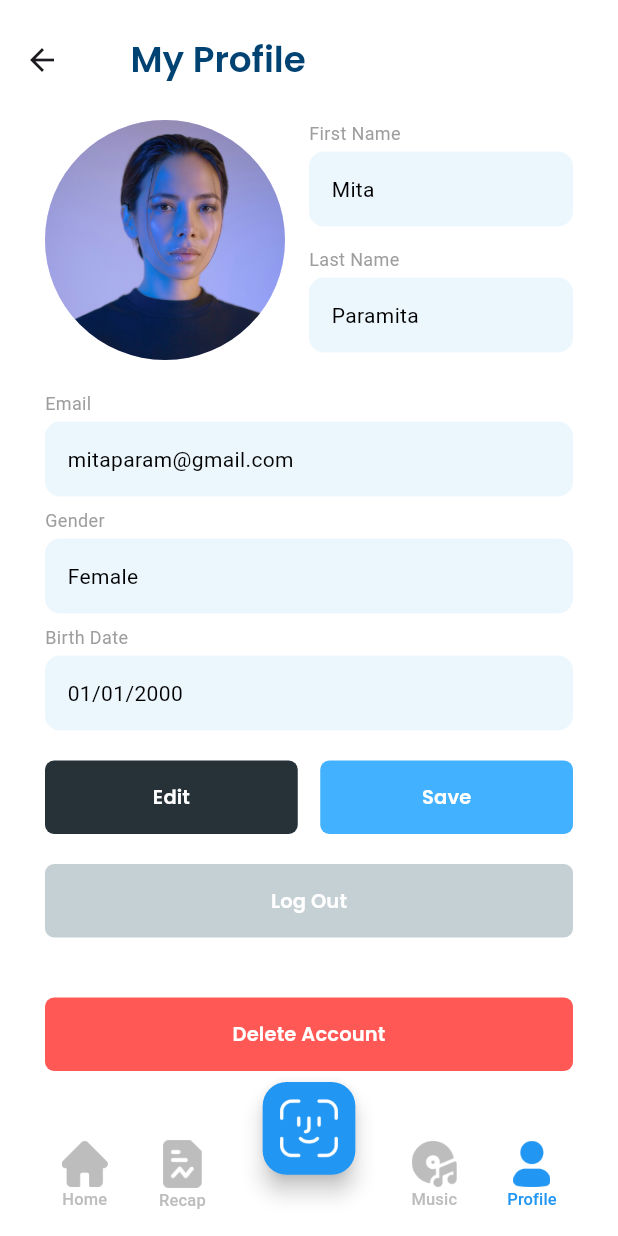
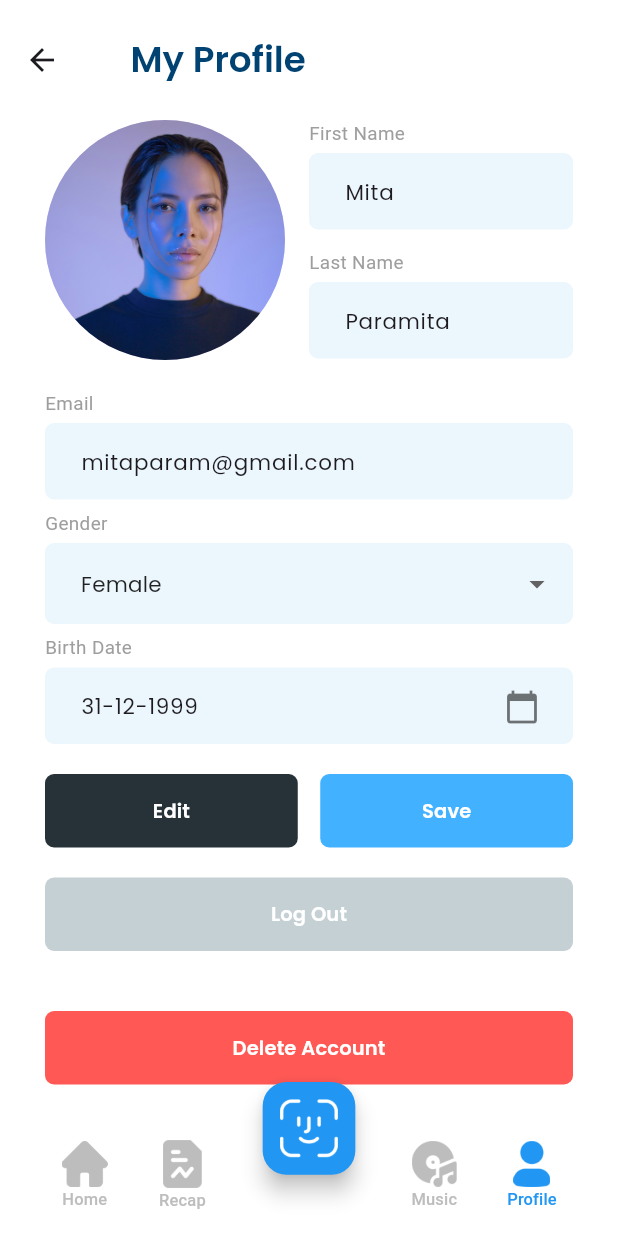
Before and after one commit to daffayudisaa/moodify_mobile, a Flutter app: the Navbar screen opened by its route, item 4 of the bottom bar chosen, on a phone screen of 412 x 824 dp. Run offline on Flutter 3.47's test engine with Material 3 defaults, Android fonts, the phone set to English and light mode, and no system bars; our stand-ins replace bloc, camera, equatable, flutter_bloc, hugeicons, pie_chart.

Commit message:
feat: profile page functionality enhancment

```diff
--- a/lib/bloc/profile/profile_bloc.dart
+++ b/lib/bloc/profile/profile_bloc.dart
@@ -7,12 +7,12 @@ class ProfileBloc extends Bloc<ProfileEvent, ProfileState> {
     // Register event handlers
     on<LoadProfileEvent>((event, emit) async {
       // Simulasi pengambilan data dari API atau database
-      emit(const ProfileLoadedState(
+      emit(ProfileLoadedState(
         firstName: 'Mita',
         lastName: 'Paramita',
         email: 'mitaparam@gmail.com',
         gender: 'Female',
-        birthDate: '01/01/2000',
+        birthDate: DateTime(1999, 12, 31),
       ));
     });
 
--- a/lib/bloc/profile/profile_event.dart
+++ b/lib/bloc/profile/profile_event.dart
@@ -14,7 +14,7 @@ class UpdateProfileEvent extends ProfileEvent {
   final String lastName;
   final String email;
   final String gender;
-  final String birthDate;
+  final DateTime birthDate;
 
   const UpdateProfileEvent({
     required this.firstName,
--- a/lib/bloc/profile/profile_state.dart
+++ b/lib/bloc/profile/profile_state.dart
@@ -14,7 +14,7 @@ class ProfileLoadedState extends ProfileState {
   final String lastName;
   final String email;
   final String gender;
-  final String birthDate;
+  final DateTime birthDate;
 
   const ProfileLoadedState({
     required this.firstName,
--- a/lib/pages/auth/sign_up.dart
+++ b/lib/pages/auth/sign_up.dart
@@ -109,7 +109,7 @@ class SignUpPage extends StatelessWidget {
                   ],
                 ),
                 const SizedBox(height: 20),
-                const DropdownDynammic(
+                const DropdownDynamic(
                     items: ['Male', 'Female', 'Privacy'], text: 'Gender'),
                 const SizedBox(height: 20),
                 const DateOfBirthInput(),
--- a/lib/pages/profile.dart
+++ b/lib/pages/profile.dart
@@ -1,11 +1,16 @@
+import 'package:flutter/gestures.dart';
 import 'package:flutter/material.dart';
-import 'package:flutter/gestures.dart';
 import 'package:flutter_bloc/flutter_bloc.dart';
-import 'package:moodify_mobile/pages/change_password.dart';
+import 'package:intl/intl.dart';
 import 'package:moodify_mobile/bloc/profile/profile_bloc.dart';
 import 'package:moodify_mobile/bloc/profile/profile_state.dart';
-import 'package:moodify_mobile/bloc/profile/profile_event.dart';
+import 'package:moodify_mobile/pages/change_password.dart';
+import 'package:moodify_mobile/widgets/form/dateofbirth_picker.dart';
+import 'package:moodify_mobile/widgets/form/dropdown_dynamic.dart';
+import 'package:moodify_mobile/widgets/form/text_field.dart';
 import 'package:moodify_mobile/widgets/buttons/button.dart';
+
+import '../bloc/profile/profile_event.dart';
 
 class ProfilePage extends StatelessWidget {
   const ProfilePage({Key? key}) : super(key: key);
@@ -23,8 +28,7 @@ class ProfilePage extends StatelessWidget {
     double titleFontSize = 14 * multiplier;
 
     return BlocProvider(
-      create: (context) => ProfileBloc()
-        ..add(LoadProfileEvent()), // Dispatch the LoadProfileEvent
+      create: (context) => ProfileBloc()..add(LoadProfileEvent()),
       child: Scaffold(
         backgroundColor: Colors.white,
         body: SafeArea(
@@ -37,13 +41,6 @@ class ProfilePage extends StatelessWidget {
                 toolbarHeight: 80,
                 title: Padding(
                   padding: const EdgeInsets.symmetric(horizontal: 15),
-                  child: Row(
-                    mainAxisAlignment: MainAxisAlignment.start,
-                    children: [
-                      Column(
-                        crossAxisAlignment: CrossAxisAlignment.start,
-                        children: [
-                          Container(
                   child: Text(
                     "My Profile",
                     style: TextStyle(
@@ -54,16 +51,25 @@ class ProfilePage extends StatelessWidget {
                     ),
                   ),
                 ),
-                        ],
-                      ),
-                    ],
-                  ),
-                ),
               ),
             ],
             body: BlocBuilder<ProfileBloc, ProfileState>(
               builder: (context, state) {
                 if (state is ProfileLoadedState) {
+                  String birthDateString =
+                      DateFormat('dd-MM-yyyy').format(state.birthDate);
+
+                  final firstNameController =
+                      TextEditingController(text: state.firstName);
+                  final lastNameController =
+                      TextEditingController(text: state.lastName);
+                  final emailController =
+                      TextEditingController(text: state.email);
+                  final genderController =
+                      TextEditingController(text: state.gender);
+                  final birthDateController =
+                      TextEditingController(text: birthDateString);
+
                   return SingleChildScrollView(
                     child: Padding(
                       padding: const EdgeInsets.symmetric(horizontal: 30.0),
@@ -83,134 +89,68 @@ class ProfilePage extends StatelessWidget {
                                 child: Column(
                                   crossAxisAlignment: CrossAxisAlignment.start,
                                   children: [
-                                    const Text(
+                                    Text(
                                       "First Name",
                                       style: TextStyle(
-                                        fontSize: 12,
+                                        fontSize: titleFontSize * 0.9,
                                         color: Colors.grey,
                                       ),
                                     ),
                                     const SizedBox(height: 4),
-                                    Container(
-                                      padding: const EdgeInsets.all(15.0),
-                                      decoration: BoxDecoration(
-                                        color:
-                                            Color(0xFFA0D3F5).withOpacity(0.2),
-                                        borderRadius:
-                                            BorderRadius.circular(10.0),
-                                      ),
-                                      alignment: Alignment.centerLeft,
-                                      child: Text(
-                                        state.firstName,
-                                        style: const TextStyle(
-                                          color: Colors.black,
-                                        ),
-                                        textAlign: TextAlign.left,
-                                      ),
-                                    ),
+                                    CustomTextField(
+                                        hintText: 'First Name',
+                                        controller: firstNameController),
                                     const SizedBox(height: 13),
-                                    const Text(
+                                    Text(
                                       "Last Name",
                                       style: TextStyle(
-                                        fontSize: 12,
+                                        fontSize: titleFontSize * 0.9,
                                         color: Colors.grey,
                                       ),
                                     ),
                                     const SizedBox(height: 4),
-                                    Container(
-                                      padding: const EdgeInsets.all(15.0),
-                                      decoration: BoxDecoration(
-                                        color:
-                                            Color(0xFFA0D3F5).withOpacity(0.2),
-                                        borderRadius:
-                                            BorderRadius.circular(10.0),
-                                      ),
-                                      alignment: Alignment.centerLeft,
-                                      child: Text(
-                                        state.lastName,
-                                        style: const TextStyle(
-                                          color: Colors.black,
-                                        ),
-                                        textAlign: TextAlign.left,
-                                      ),
-                                    ),
+                                    CustomTextField(
+                                        hintText: 'Last Name',
+                                        controller: lastNameController),
                                   ],
                                 ),
                               ),
                             ],
                           ),
                           const SizedBox(height: 20),
-                          const Text(
+                          Text(
                             "Email",
                             style: TextStyle(
-                              fontSize: 12,
+                              fontSize: titleFontSize * 0.9,
                               color: Colors.grey,
                             ),
                           ),
                           const SizedBox(height: 4),
-                          Container(
-                            padding: const EdgeInsets.all(15.0),
-                            decoration: BoxDecoration(
-                              color: Color(0xFFA0D3F5).withOpacity(0.2),
-                              borderRadius: BorderRadius.circular(10.0),
-                            ),
-                            alignment: Alignment.centerLeft,
-                            child: Text(
-                              state.email,
-                              style: const TextStyle(
-                                color: Colors.black,
-                              ),
-                              textAlign: TextAlign.left,
-                            ),
-                          ),
+                          CustomTextField(
+                              hintText: 'Email', controller: emailController),
                           const SizedBox(height: 7),
-                          const Text(
+                          Text(
                             "Gender",
                             style: TextStyle(
-                              fontSize: 12,
+                              fontSize: titleFontSize * 0.9,
                               color: Colors.grey,
                             ),
                           ),
                           const SizedBox(height: 4),
-                          Container(
-                            padding: const EdgeInsets.all(15.0),
-                            decoration: BoxDecoration(
-                              color: Color(0xFFA0D3F5).withOpacity(0.2),
-                              borderRadius: BorderRadius.circular(10.0),
-                            ),
-                            alignment: Alignment.centerLeft,
-                            child: Text(
-                              state.gender,
-                              style: const TextStyle(
-                                color: Colors.black,
-                              ),
-                              textAlign: TextAlign.left,
-                            ),
-                          ),
+                          DropdownDynamic(
+                              initialValue: genderController.text,
+                              items: const ['Male', 'Female', 'Privacy'],
+                              text: 'Gender'),
                           const SizedBox(height: 7),
-                          const Text(
+                          Text(
                             "Birth Date",
                             style: TextStyle(
-                              fontSize: 12,
+                              fontSize: titleFontSize * 0.9,
                               color: Colors.grey,
                             ),
                           ),
                           const SizedBox(height: 4),
-                          Container(
-                            padding: const EdgeInsets.all(15.0),
-                            decoration: BoxDecoration(
-                              color: Color(0xFFA0D3F5).withOpacity(0.2),
-                              borderRadius: BorderRadius.circular(10.0),
-                            ),
-                            alignment: Alignment.centerLeft,
-                            child: Text(
-                              state.birthDate,
-                              style: const TextStyle(
-                                color: Colors.black,
-                              ),
-                              textAlign: TextAlign.left,
-                            ),
-                          ),
+                          DateOfBirthInput(controller: birthDateController),
                           const SizedBox(height: 20),
                           const Row(
                             children: [
@@ -283,7 +223,6 @@ class ProfilePage extends StatelessWidget {
                                         fontSize: titleFontSize * 0.85),
                                     recognizer: TapGestureRecognizer()
                                       ..onTap = () {
-                                        // Arahkan ke halaman ChangePasswordPage
                                         Navigator.push(
                                           context,
                                           MaterialPageRoute(
@@ -303,9 +242,9 @@ class ProfilePage extends StatelessWidget {
                     ),
                   );
                 } else if (state is ProfileInitialState) {
-                  return Center(child: CircularProgressIndicator());
+                  return const Center(child: CircularProgressIndicator());
                 } else {
-                  return Center(child: Text('Failed to load profile'));
+                  return const Center(child: Text('Failed to load profile'));
                 }
               },
             ),
--- a/lib/widgets/form/dateofbirth_picker.dart
+++ b/lib/widgets/form/dateofbirth_picker.dart
@@ -1,14 +1,31 @@
 import 'package:flutter/material.dart';
 
 class DateOfBirthInput extends StatefulWidget {
-  const DateOfBirthInput({super.key});
+  final TextEditingController? controller;
+
+  const DateOfBirthInput({Key? key, this.controller}) : super(key: key);
 
   @override
   _DateOfBirthInputState createState() => _DateOfBirthInputState();
 }
 
 class _DateOfBirthInputState extends State<DateOfBirthInput> {
-  TextEditingController dateController = TextEditingController();
+  late TextEditingController _dateController;
+
+  @override
+  void initState() {
+    super.initState();
+
+    _dateController = widget.controller ?? TextEditingController();
+  }
+
+  @override
+  void dispose() {
+    if (widget.controller == null) {
+      _dateController.dispose();
+    }
+    super.dispose();
+  }
 
   void _selectDate(BuildContext context) async {
     final DateTime? pickedDate = await showDatePicker(
@@ -21,7 +38,9 @@ class _DateOfBirthInputState extends State<DateOfBirthInput> {
           data: ThemeData.light().copyWith(
             primaryColor: Colors.blue,
             colorScheme: const ColorScheme.light(
-                primary: Colors.blue, secondary: Colors.blue),
+              primary: Colors.blue,
+              secondary: Colors.blue,
+            ),
             buttonTheme:
                 const ButtonThemeData(textTheme: ButtonTextTheme.primary),
             dialogBackgroundColor: Colors.white,
@@ -32,7 +51,7 @@ class _DateOfBirthInputState extends State<DateOfBirthInput> {
     );
     if (pickedDate != null) {
       setState(() {
-        dateController.text =
+        _dateController.text =
             "${pickedDate.day.toString().padLeft(2, '0')}-${pickedDate.month.toString().padLeft(2, '0')}-${pickedDate.year}";
       });
     }
@@ -45,7 +64,7 @@ class _DateOfBirthInputState extends State<DateOfBirthInput> {
         Expanded(
           child: DateCustomField(
             hintText: 'Birth Date',
-            controller: dateController,
+            controller: _dateController,
             keyboardType: TextInputType.datetime,
             readOnly: true,
             onTap: () => _selectDate(context),
@@ -96,7 +115,7 @@ class DateCustomField extends StatelessWidget {
           onTap: onTap,
           style: TextStyle(
             fontFamily: 'Poppins',
-            fontSize: fontSize,
+            fontSize: fontSize * 1.1,
           ),
           decoration: InputDecoration(
             hintText: hintText,
--- a/lib/widgets/form/dropdown_dynamic.dart
+++ b/lib/widgets/form/dropdown_dynamic.dart
@@ -1,17 +1,29 @@
 import 'package:flutter/material.dart';
 
-class DropdownDynammic extends StatefulWidget {
+class DropdownDynamic extends StatefulWidget {
   final String text;
   final List<String> items;
+  final String? initialValue; // Menambahkan parameter untuk nilai awal
 
-  const DropdownDynammic({super.key, required this.items, required this.text});
+  const DropdownDynamic({
+    super.key,
+    required this.items,
+    required this.text,
+    this.initialValue, // Inisialisasi nilai awal opsional
+  });
 
   @override
-  State<DropdownDynammic> createState() => _DropdownDynammicState();
+  State<DropdownDynamic> createState() => _DropdownDynamicState();
 }
 
-class _DropdownDynammicState extends State<DropdownDynammic> {
+class _DropdownDynamicState extends State<DropdownDynamic> {
   String? selectedValue;
+
+  @override
+  void initState() {
+    super.initState();
+    selectedValue = widget.initialValue; // Mengatur nilai awal
+  }
 
   @override
   Widget build(BuildContext context) {
@@ -26,7 +38,7 @@ class _DropdownDynammicState extends State<DropdownDynammic> {
     double fontSize = 13 * multiplier;
 
     return DropdownButtonFormField<String>(
-      value: selectedValue,
+      value: selectedValue, // Menampilkan nilai awal jika ada
       dropdownColor: Colors.white,
       isExpanded: true,
       decoration: InputDecoration(
@@ -64,6 +76,7 @@ class _DropdownDynammicState extends State<DropdownDynammic> {
           style: TextStyle(
             fontFamily: 'Poppins',
             fontSize: fontSize * 0.9,
+            fontWeight: FontWeight.w500,
             color: Colors.black54,
           ),
         ),
@@ -75,7 +88,8 @@ class _DropdownDynammicState extends State<DropdownDynammic> {
             item,
             style: TextStyle(
               fontFamily: 'Poppins',
-              fontSize: fontSize,
+              fontWeight: FontWeight.w400,
+              fontSize: fontSize * 1.1,
               color: Colors.black87,
             ),
           ),
--- a/lib/widgets/form/text_field.dart
+++ b/lib/widgets/form/text_field.dart
@@ -3,11 +3,13 @@ import 'package:flutter/material.dart';
 class CustomTextField extends StatelessWidget {
   final String hintText;
   final bool obscureText;
+  final TextEditingController? controller;
 
   const CustomTextField({
     super.key,
     required this.hintText,
     this.obscureText = false,
+    this.controller, // Menambahkan parameter controller
   });
 
   @override
@@ -22,6 +24,7 @@ class CustomTextField extends StatelessWidget {
 
     double fontSize = 13 * multiplier;
     return TextField(
+      controller: controller, // Mengatur nilai awal melalui controller
       obscureText: obscureText,
       style: TextStyle(
         fontFamily: 'Poppins',
--- a/lib/widgets/navbar.dart
+++ b/lib/widgets/navbar.dart
@@ -71,12 +71,17 @@ class _NavbarState extends State<Navbar> {
     double fabSize = MediaQuery.of(context).size.width * 0.15;
     fabSize = fabSize.clamp(45.0, 65.0);
 
+    bool isKeyboardOpen = MediaQuery.of(context).viewInsets.bottom > 0;
+
     return Scaffold(
+      resizeToAvoidBottomInset: true,
       body: PageStorage(
         child: currentScreen,
         bucket: bucket,
       ),
-      floatingActionButton: Column(
+      floatingActionButton: isKeyboardOpen
+          ? null
+          : Column(
               mainAxisSize: MainAxisSize.min,
               children: [
                 SizedBox(height: MediaQuery.of(context).size.height * 0.03),
--- a/pubspec.yaml
+++ b/pubspec.yaml
@@ -25,6 +25,7 @@ dependencies:
 
   pie_chart: ^5.4.0
   flutter_svg: ^2.0.14
+  intl: ^0.19.0
 
 dev_dependencies:
   flutter_test:
```
Also changed, not shown: pubspec.lock. Lines whose indentation alone changed are shown as unchanged.
